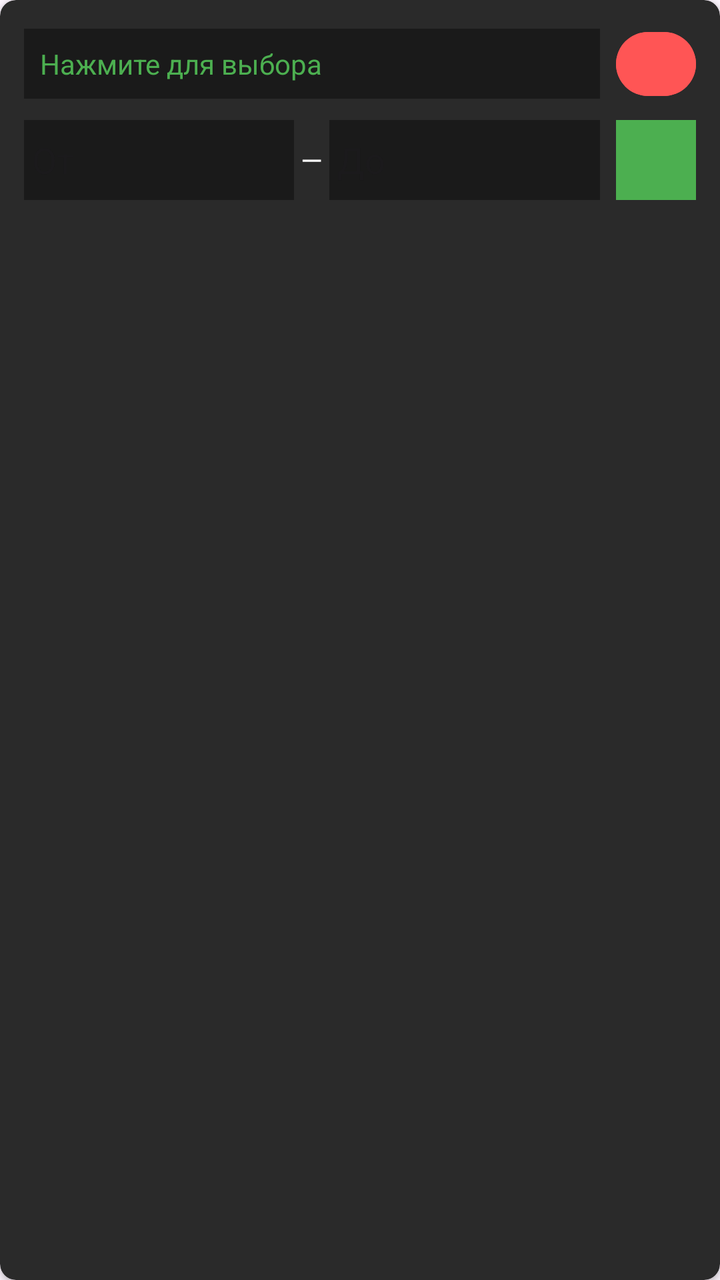
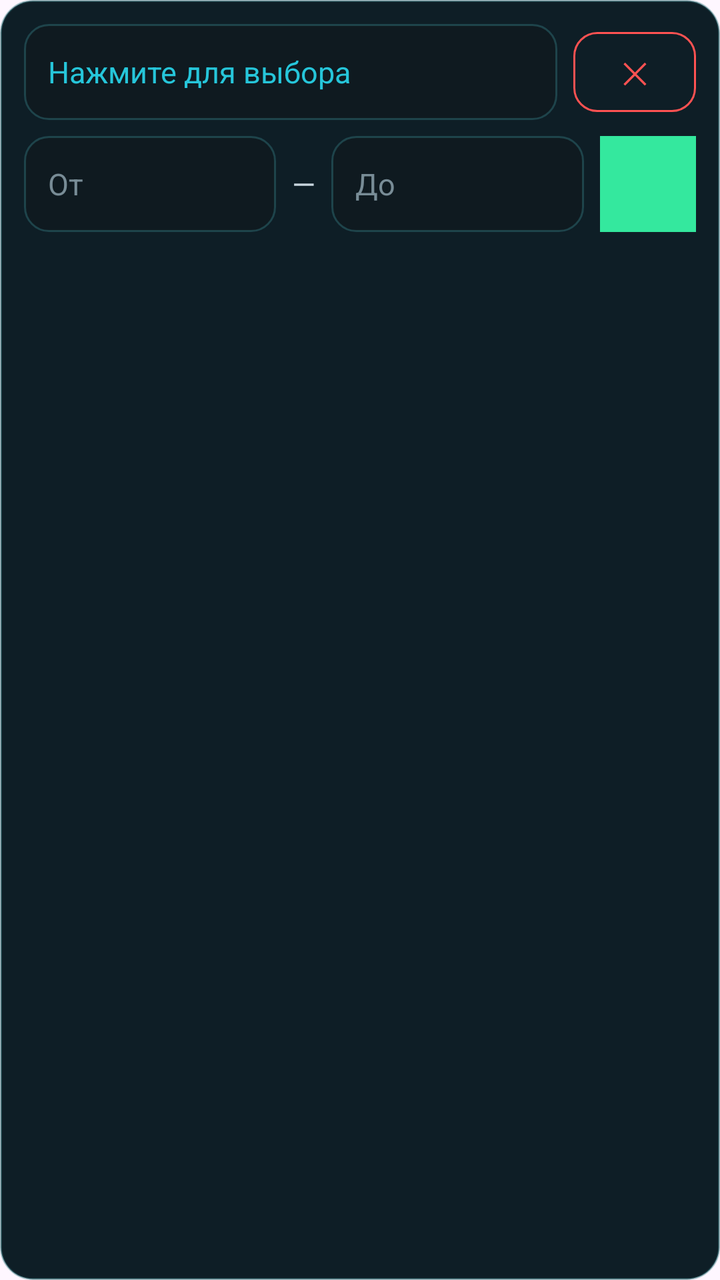

Compare the two renders of this Android layout. The source of the first and the diff that turns it into the second are given below.
<!-- AndroidManifest.xml: application theme Theme.SmartHomeDashboard -->
<!-- res/layout/item_color_rule.xml -->
<?xml version="1.0" encoding="utf-8"?>
<androidx.cardview.widget.CardView xmlns:android="http://schemas.android.com/apk/res/android"
    xmlns:app="http://schemas.android.com/apk/res-auto"
    android:layout_width="match_parent"
    android:layout_height="wrap_content"
    android:layout_margin="4dp"
    app:cardBackgroundColor="#2A2A2A"
    app:cardCornerRadius="8dp">

    <LinearLayout
        android:layout_width="match_parent"
        android:layout_height="wrap_content"
        android:orientation="vertical"
        android:padding="12dp">

        <LinearLayout
            android:layout_width="match_parent"
            android:layout_height="wrap_content"
            android:orientation="horizontal"
            android:gravity="center_vertical">

            <TextView
                android:id="@+id/btnSelectEntity"
                android:layout_width="0dp"
                android:layout_height="wrap_content"
                android:layout_weight="1"
                android:text="Нажмите для выбора"
                android:textColor="#4CAF50"
                android:textSize="14sp"
                android:background="#1A1A1A"
                android:padding="8dp" />

            <Button
                android:id="@+id/btnDeleteRule"
                android:layout_width="40dp"
                android:layout_height="40dp"
                android:layout_marginStart="8dp"
                android:text="✕"
                android:backgroundTint="#FF5555" />

        </LinearLayout>

        <LinearLayout
            android:layout_width="match_parent"
            android:layout_height="wrap_content"
            android:orientation="horizontal"
            android:gravity="center_vertical"
            android:layout_marginTop="8dp">

            <EditText
                android:id="@+id/etFrom"
                android:layout_width="0dp"
                android:layout_height="40dp"
                android:layout_weight="1"
                android:background="#1A1A1A"
                android:textColor="#FFFFFF"
                android:hint="От"
                android:padding="4dp" />

            <TextView
                android:layout_width="wrap_content"
                android:layout_height="wrap_content"
                android:text=" — "
                android:textColor="#FFFFFF" />

            <EditText
                android:id="@+id/etTo"
                android:layout_width="0dp"
                android:layout_height="40dp"
                android:layout_weight="1"
                android:background="#1A1A1A"
                android:textColor="#FFFFFF"
                android:hint="До"
                android:padding="4dp" />

            <View
                android:id="@+id/vColorPreview"
                android:layout_width="40dp"
                android:layout_height="40dp"
                android:layout_marginStart="8dp"
                android:background="#4CAF50" />

        </LinearLayout>
    </LinearLayout>
</androidx.cardview.widget.CardView>
<!-- resources referenced by this layout -->
<resources>
  <style name="Theme.SmartHomeDashboard" parent="Base.Theme.SmartHomeDashboard" />
  <style name="Base.Theme.SmartHomeDashboard" parent="Theme.Material3.DayNight.NoActionBar">
      </style>
</resources>

<!-- the commit's change to res/layout/item_color_rule.xml (unified diff, before → after) -->
@@ -1,85 +1,87 @@
 <?xml version="1.0" encoding="utf-8"?>
-<androidx.cardview.widget.CardView xmlns:android="http://schemas.android.com/apk/res/android"
-    xmlns:app="http://schemas.android.com/apk/res-auto"
+<LinearLayout xmlns:android="http://schemas.android.com/apk/res/android"
     android:layout_width="match_parent"
     android:layout_height="wrap_content"
-    android:layout_margin="4dp"
-    app:cardBackgroundColor="#2A2A2A"
-    app:cardCornerRadius="8dp">
+    android:layout_marginTop="@dimen/modern_space_xs"
+    android:layout_marginBottom="@dimen/modern_space_xs"
+    android:background="@drawable/modern_bg_section"
+    android:orientation="vertical"
+    android:padding="@dimen/modern_space_m">
 
     <LinearLayout
         android:layout_width="match_parent"
         android:layout_height="wrap_content"
-        android:orientation="vertical"
-        android:padding="12dp">
+        android:gravity="center_vertical"
+        android:orientation="horizontal">
 
-        <LinearLayout
-            android:layout_width="match_parent"
+        <TextView
+            android:id="@+id/btnSelectEntity"
+            android:layout_width="0dp"
             android:layout_height="wrap_content"
-            android:orientation="horizontal"
-            android:gravity="center_vertical">
+            android:layout_weight="1"
+            android:background="@drawable/modern_bg_input"
+            android:ellipsize="middle"
+            android:gravity="center_vertical"
+            android:minHeight="@dimen/modern_touch_target"
+            android:paddingStart="@dimen/modern_space_m"
+            android:paddingEnd="@dimen/modern_space_m"
+            android:singleLine="true"
+            android:text="Нажмите для выбора"
+            android:textColor="@color/modern_accent"
+            android:textSize="@dimen/modern_text_body" />
 
-            <TextView
-                android:id="@+id/btnSelectEntity"
-                android:layout_width="0dp"
-                android:layout_height="wrap_content"
-                android:layout_weight="1"
-                android:text="Нажмите для выбора"
-                android:textColor="#4CAF50"
-                android:textSize="14sp"
-                android:background="#1A1A1A"
-                android:padding="8dp" />
+        <Button
+            android:id="@+id/btnDeleteRule"
+            style="@style/Widget.Modern.Button.Danger"
+            android:layout_width="wrap_content"
+            android:layout_height="wrap_content"
+            android:layout_marginStart="@dimen/modern_space_s"
+            android:contentDescription="Удалить условие"
+            android:minWidth="@dimen/modern_touch_target"
+            android:text="✕" />
+    </LinearLayout>
 
-            <Button
-                android:id="@+id/btnDeleteRule"
-                android:layout_width="40dp"
-                android:layout_height="40dp"
-                android:layout_marginStart="8dp"
-                android:text="✕"
-                android:backgroundTint="#FF5555" />
+    <LinearLayout
+        android:layout_width="match_parent"
+        android:layout_height="wrap_content"
+        android:layout_marginTop="@dimen/modern_space_s"
+        android:gravity="center_vertical"
+        android:orientation="horizontal">
 
-        </LinearLayout>
+        <EditText
+            android:id="@+id/etFrom"
+            style="@style/Widget.Modern.Input"
+            android:layout_width="0dp"
+            android:layout_height="wrap_content"
+            android:layout_weight="1"
+            android:hint="От"
+            android:importantForAutofill="no"
+            android:inputType="text" />
 
-        <LinearLayout
-            android:layout_width="match_parent"
+        <TextView
+            android:layout_width="wrap_content"
             android:layout_height="wrap_content"
-            android:orientation="horizontal"
-            android:gravity="center_vertical"
-            android:layout_marginTop="8dp">
+            android:paddingStart="@dimen/modern_space_s"
+            android:paddingEnd="@dimen/modern_space_s"
+            android:text="—"
+            android:textAppearance="@style/TextAppearance.Modern.Secondary" />
 
-            <EditText
-                android:id="@+id/etFrom"
-                android:layout_width="0dp"
-                android:layout_height="40dp"
-                android:layout_weight="1"
-                android:background="#1A1A1A"
-                android:textColor="#FFFFFF"
-                android:hint="От"
-                android:padding="4dp" />
+        <EditText
+            android:id="@+id/etTo"
+            style="@style/Widget.Modern.Input"
+            android:layout_width="0dp"
+            android:layout_height="wrap_content"
+            android:layout_weight="1"
+            android:hint="До"
+            android:importantForAutofill="no"
+            android:inputType="text" />
 
-            <TextView
-                android:layout_width="wrap_content"
-                android:layout_height="wrap_content"
-                android:text=" — "
-                android:textColor="#FFFFFF" />
-
-            <EditText
-                android:id="@+id/etTo"
-                android:layout_width="0dp"
-                android:layout_height="40dp"
-                android:layout_weight="1"
-                android:background="#1A1A1A"
-                android:textColor="#FFFFFF"
-                android:hint="До"
-                android:padding="4dp" />
-
-            <View
-                android:id="@+id/vColorPreview"
-                android:layout_width="40dp"
-                android:layout_height="40dp"
-                android:layout_marginStart="8dp"
-                android:background="#4CAF50" />
-
-        </LinearLayout>
+        <View
+            android:id="@+id/vColorPreview"
+            android:layout_width="@dimen/modern_touch_target"
+            android:layout_height="@dimen/modern_touch_target"
+            android:layout_marginStart="@dimen/modern_space_s"
+            android:background="@color/modern_success"
+            android:contentDescription="Цвет условия" />
     </LinearLayout>
-</androidx.cardview.widget.CardView>
+</LinearLayout>
<!-- resource entries referenced after the edit -->
@@ -1,7 +1,74 @@
 <!-- resources referenced by this layout -->
 <resources>
+  <color name="modern_accent">#FF26C6DA</color>
+  <color name="modern_success">#FF34E89E</color>
+  <dimen name="modern_space_m">12dp</dimen>
+  <dimen name="modern_space_s">8dp</dimen>
+  <dimen name="modern_space_xs">4dp</dimen>
+  <dimen name="modern_text_body">15sp</dimen>
+  <dimen name="modern_touch_target">48dp</dimen>
+  <!-- drawable modern_bg_input (drawable) -->
+  <?xml version="1.0" encoding="utf-8"?>
+  <selector xmlns:android="http://schemas.android.com/apk/res/android">
+      <item android:state_focused="true">
+          <shape android:shape="rectangle">
+              <solid android:color="@color/modern_surface_input" />
+              <stroke android:width="2dp" android:color="@color/modern_accent" />
+              <corners android:radius="@dimen/modern_radius_control" />
+          </shape>
+      </item>
+      <item>
+          <shape android:shape="rectangle">
+              <solid android:color="@color/modern_surface_input" />
+              <stroke android:width="1dp" android:color="@color/modern_border" />
+              <corners android:radius="@dimen/modern_radius_control" />
+          </shape>
+      </item>
+  </selector>
+  <!-- drawable modern_bg_section (drawable) -->
+  <?xml version="1.0" encoding="utf-8"?>
+  <shape xmlns:android="http://schemas.android.com/apk/res/android" android:shape="rectangle">
+      <solid android:color="@color/modern_surface" />
+      <stroke android:width="1dp" android:color="@color/modern_border" />
+      <corners android:radius="@dimen/modern_radius_section" />
+  </shape>
+  <style name="TextAppearance.Modern.Secondary" parent="TextAppearance.AppCompat">
+          <item name="android:textSize">@dimen/modern_text_body</item>
+          <item name="android:textColor">@color/modern_text_secondary</item>
+      </style>
+  <style name="Widget.Modern.Button.Danger" parent="Widget.Material3.Button.OutlinedButton">
+          <item name="strokeColor">@color/modern_danger</item>
+          <item name="android:textColor">@color/modern_danger</item>
+          <item name="rippleColor">@color/modern_danger_soft</item>
+          <item name="cornerRadius">@dimen/modern_radius_control</item>
+          <item name="android:minHeight">@dimen/modern_touch_target</item>
+          <item name="android:textAllCaps">false</item>
+          <item name="android:textSize">@dimen/modern_text_body</item>
+      </style>
+  <style name="Widget.Modern.Input" parent="">
+          <item name="android:background">@drawable/modern_bg_input</item>
+          <item name="android:minHeight">@dimen/modern_touch_target</item>
+          <item name="android:paddingStart">@dimen/modern_space_m</item>
+          <item name="android:paddingEnd">@dimen/modern_space_m</item>
+          <item name="android:textAppearance">@style/TextAppearance.Modern.Body</item>
+          <item name="android:textColorHint">@color/modern_text_hint</item>
+      </style>
   <style name="Theme.SmartHomeDashboard" parent="Base.Theme.SmartHomeDashboard" />
+  <color name="modern_surface_input">#FF0F1A20</color>
+  <dimen name="modern_radius_control">12dp</dimen>
+  <color name="modern_border">#6E347880</color>
+  <color name="modern_surface">#FF0E1E26</color>
+  <dimen name="modern_radius_section">16dp</dimen>
+  <color name="modern_text_secondary">#FFC8D6DE</color>
+  <color name="modern_danger">#FFFF5252</color>
+  <color name="modern_danger_soft">#33FF5252</color>
+  <style name="TextAppearance.Modern.Body" parent="TextAppearance.AppCompat">
+          <item name="android:textSize">@dimen/modern_text_body</item>
+          <item name="android:textColor">@color/modern_text_primary</item>
+      </style>
+  <color name="modern_text_hint">#FF788C96</color>
   <style name="Base.Theme.SmartHomeDashboard" parent="Theme.Material3.DayNight.NoActionBar">
       </style>
+  <color name="modern_text_primary">#FFFFFFFF</color>
 </resources>
 
